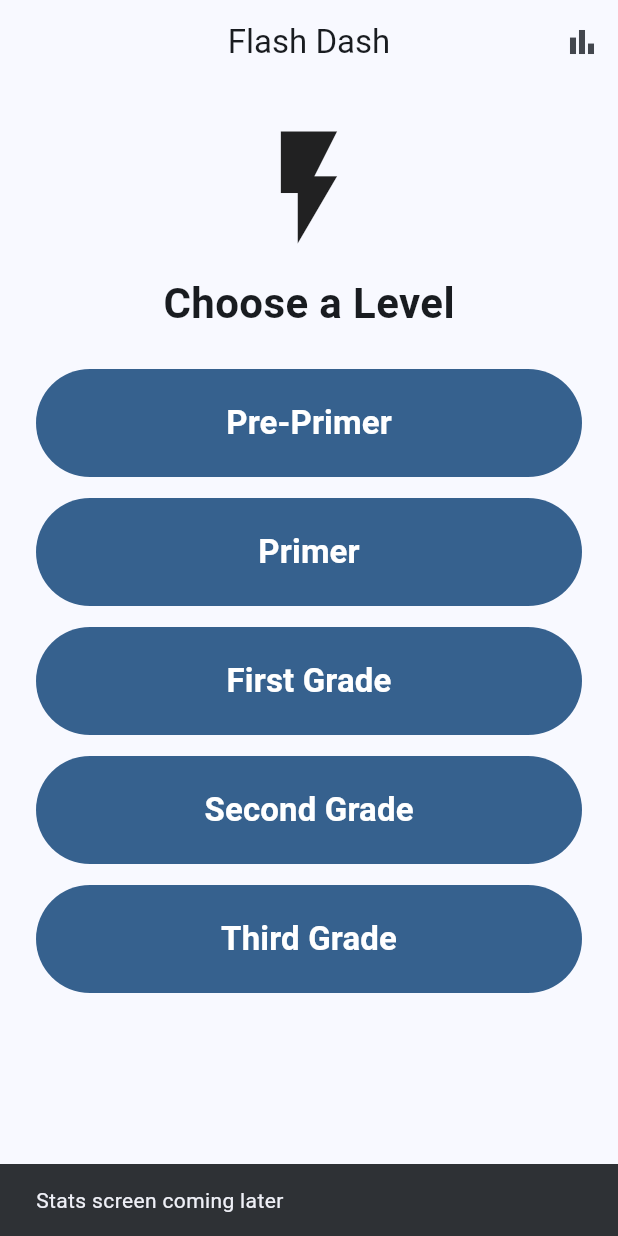
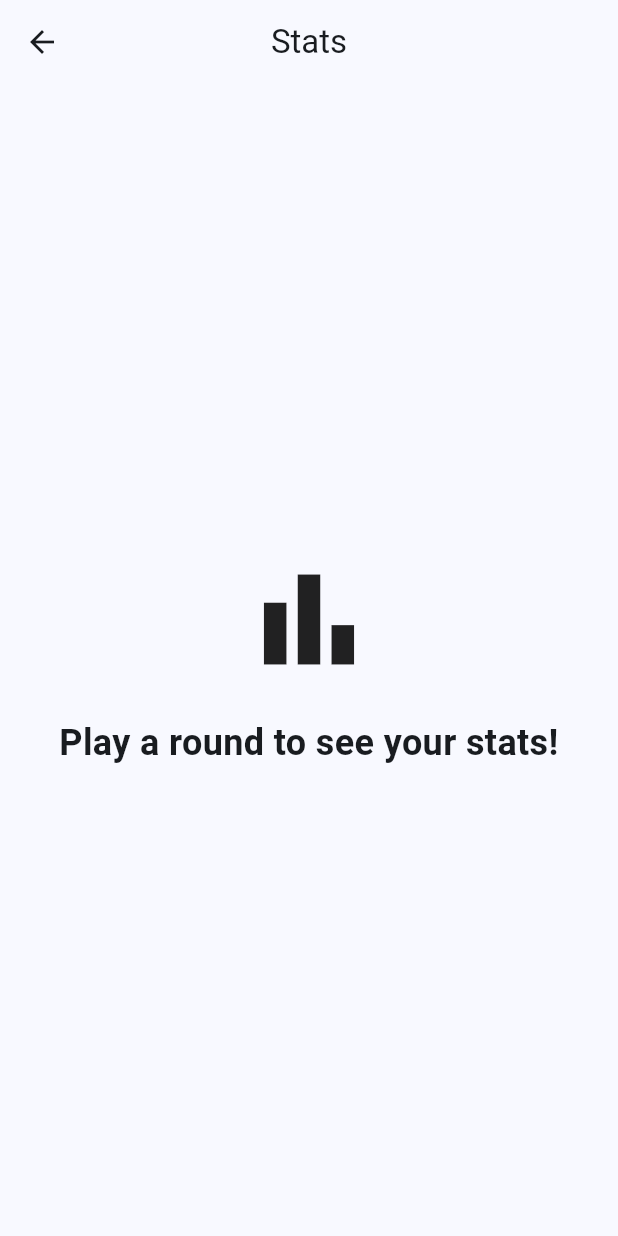
Before and after one commit to klkirk09/4150-Sight-Word-Flash, a Flutter app: the screen it shows after launch, after a tap on the "bar chart" icon, on a phone screen of 412 x 824 dp. Run offline on Flutter 3.47's test engine with Material 3 defaults, Android fonts, the phone set to English and light mode, and no system bars; our stand-ins replace shared_preferences.

Commit message:
Adding persistence and preventing duplicate navigation issue

```diff
--- a/lib/screens/home_screen.dart
+++ b/lib/screens/home_screen.dart
@@ -1,9 +1,64 @@
 import 'package:flutter/material.dart';
+
 import '../data/dolch_words.dart';
 import 'game_screen.dart';
+import 'stats_screen.dart';
 
-class HomeScreen extends StatelessWidget {
+class HomeScreen extends StatefulWidget {
   const HomeScreen({super.key});
+
+  @override
+  State<HomeScreen> createState() => _HomeScreenState();
+}
+
+class _HomeScreenState extends State<HomeScreen> {
+  bool isNavigating = false;
+
+  Future<void> _openGame(String level) async {
+    if (isNavigating) {
+      return;
+    }
+
+    setState(() {
+      isNavigating = true;
+    });
+
+    await Navigator.push(
+      context,
+      MaterialPageRoute(
+        builder: (context) => GameScreen(level: level),
+      ),
+    );
+
+    if (mounted) {
+      setState(() {
+        isNavigating = false;
+      });
+    }
+  }
+
+  Future<void> _openStats() async {
+    if (isNavigating) {
+      return;
+    }
+
+    setState(() {
+      isNavigating = true;
+    });
+
+    await Navigator.push(
+      context,
+      MaterialPageRoute(
+        builder: (context) => const StatsScreen(),
+      ),
+    );
+
+    if (mounted) {
+      setState(() {
+        isNavigating = false;
+      });
+    }
+  }
 
   @override
   Widget build(BuildContext context) {
@@ -15,14 +70,7 @@ class HomeScreen extends StatelessWidget {
         centerTitle: true,
         actions: [
           IconButton(
-            onPressed: () {
-              ScaffoldMessenger.of(context).showSnackBar(
-                const SnackBar(
-                  content: Text('Stats screen coming later'),
-                  duration: Duration(seconds: 1),
-                ),
-              );
-            },
+            onPressed: isNavigating ? null : _openStats,
             icon: const Icon(Icons.bar_chart),
             tooltip: 'Stats',
           ),
@@ -57,14 +105,10 @@ class HomeScreen extends StatelessWidget {
                       width: double.infinity,
                       height: 72,
                       child: FilledButton(
-                        onPressed: () {
-                          Navigator.push(
-                            context,
-                            MaterialPageRoute(
-                              builder: (context) =>
-                                  GameScreen(level: level),
-                            ),
-                          );
+                        onPressed: isNavigating
+                            ? null
+                            : () {
+                          _openGame(level);
                         },
                         child: Text(
                           level,
--- a/lib/screens/stats_screen.dart
+++ b/lib/screens/stats_screen.dart
@@ -0,0 +1,227 @@
+import 'package:flutter/material.dart';
+
+import '../models/score_record.dart';
+import '../services/score_service.dart';
+
+class StatsScreen extends StatefulWidget {
+  const StatsScreen({super.key});
+
+  @override
+  State<StatsScreen> createState() => _StatsScreenState();
+}
+
+class _StatsScreenState extends State<StatsScreen> {
+  final ScoreService scoreService = ScoreService();
+
+  late Future<List<ScoreRecord>> scoresFuture;
+
+  @override
+  void initState() {
+    super.initState();
+    scoresFuture = scoreService.loadScores();
+  }
+
+  int _calculateAverage(List<ScoreRecord> scores) {
+    if (scores.isEmpty) {
+      return 0;
+    }
+
+    final total = scores.fold<int>(
+      0,
+          (sum, record) => sum + record.score,
+    );
+
+    return (total / scores.length).round();
+  }
+
+  int _calculateBest(List<ScoreRecord> scores) {
+    if (scores.isEmpty) {
+      return 0;
+    }
+
+    return scores
+        .map((record) => record.score)
+        .reduce((current, next) => current > next ? current : next);
+  }
+
+  String _formatDate(DateTime date) {
+    return '${date.month}/${date.day}/${date.year}';
+  }
+
+  @override
+  Widget build(BuildContext context) {
+    return Scaffold(
+      appBar: AppBar(
+        title: const Text('Stats'),
+        centerTitle: true,
+      ),
+      body: FutureBuilder<List<ScoreRecord>>(
+        future: scoresFuture,
+        builder: (context, snapshot) {
+          if (snapshot.connectionState == ConnectionState.waiting) {
+            return const Center(
+              child: CircularProgressIndicator(),
+            );
+          }
+
+          if (snapshot.hasError) {
+            return const Center(
+              child: Padding(
+                padding: EdgeInsets.all(24),
+                child: Text(
+                  'Stats could not be loaded.',
+                  textAlign: TextAlign.center,
+                  style: TextStyle(fontSize: 20),
+                ),
+              ),
+            );
+          }
+
+          final scores = snapshot.data ?? [];
+
+          if (scores.isEmpty) {
+            return const Center(
+              child: Padding(
+                padding: EdgeInsets.all(24),
+                child: Column(
+                  mainAxisAlignment: MainAxisAlignment.center,
+                  children: [
+                    Icon(
+                      Icons.bar_chart,
+                      size: 90,
+                    ),
+                    SizedBox(height: 20),
+                    Text(
+                      'Play a round to see your stats!',
+                      textAlign: TextAlign.center,
+                      style: TextStyle(
+                        fontSize: 24,
+                        fontWeight: FontWeight.bold,
+                      ),
+                    ),
+                  ],
+                ),
+              ),
+            );
+          }
+
+          final averageScore = _calculateAverage(scores);
+          final bestScore = _calculateBest(scores);
+          final newestFirst = scores.reversed.toList();
+
+          return SafeArea(
+            child: Padding(
+              padding: const EdgeInsets.all(20),
+              child: Column(
+                children: [
+                  Row(
+                    children: [
+                      Expanded(
+                        child: _StatCard(
+                          label: 'Rounds',
+                          value: '${scores.length}',
+                          icon: Icons.sports_esports,
+                        ),
+                      ),
+                      const SizedBox(width: 12),
+                      Expanded(
+                        child: _StatCard(
+                          label: 'Average',
+                          value: '$averageScore%',
+                          icon: Icons.insights,
+                        ),
+                      ),
+                      const SizedBox(width: 12),
+                      Expanded(
+                        child: _StatCard(
+                          label: 'Best',
+                          value: '$bestScore%',
+                          icon: Icons.emoji_events,
+                        ),
+                      ),
+                    ],
+                  ),
+                  const SizedBox(height: 24),
+                  Align(
+                    alignment: Alignment.centerLeft,
+                    child: Text(
+                      'Score History',
+                      style: Theme.of(context).textTheme.headlineSmall,
+                    ),
+                  ),
+                  const SizedBox(height: 12),
+                  Expanded(
+                    child: ListView.separated(
+                      itemCount: newestFirst.length,
+                      separatorBuilder: (_, _) => const SizedBox(height: 10),
+                      itemBuilder: (context, index) {
+                        final record = newestFirst[index];
+
+                        return Card(
+                          child: ListTile(
+                            leading: CircleAvatar(
+                              child: Text('${record.score}%'),
+                            ),
+                            title: Text(record.level),
+                            subtitle: Text(
+                              '${record.firstTryCorrect} of '
+                                  '${record.totalWords} first try'
+                                  ' • ${_formatDate(record.completedAt)}',
+                            ),
+                            trailing: const Icon(Icons.flash_on),
+                          ),
+                        );
+                      },
+                    ),
+                  ),
+                ],
+              ),
+            ),
+          );
+        },
+      ),
+    );
+  }
+}
+
+class _StatCard extends StatelessWidget {
+  final String label;
+  final String value;
+  final IconData icon;
+
+  const _StatCard({
+    required this.label,
+    required this.value,
+    required this.icon,
+  });
+
+  @override
+  Widget build(BuildContext context) {
+    return Card(
+      child: Padding(
+        padding: const EdgeInsets.symmetric(
+          horizontal: 8,
+          vertical: 16,
+        ),
+        child: Column(
+          children: [
+            Icon(icon, size: 30),
+            const SizedBox(height: 8),
+            Text(
+              value,
+              style: const TextStyle(
+                fontSize: 22,
+                fontWeight: FontWeight.bold,
+              ),
+            ),
+            const SizedBox(height: 4),
+            Text(
+              label,
+              textAlign: TextAlign.center,
+            ),
+          ],
+        ),
+      ),
+    );
+  }
+}
--- a/lib/services/score_service.dart
+++ b/lib/services/score_service.dart
@@ -0,0 +1,38 @@
+import 'dart:convert';
+
+import 'package:shared_preferences/shared_preferences.dart';
+
+import '../models/score_record.dart';
+
+class ScoreService {
+  static const String _scoresKey = 'score_history';
+
+  Future<List<ScoreRecord>> loadScores() async {
+    final preferences = await SharedPreferences.getInstance();
+    final savedScores = preferences.getStringList(_scoresKey) ?? [];
+
+    final scores = <ScoreRecord>[];
+
+    for (final savedScore in savedScores) {
+      try {
+        final decodedScore = jsonDecode(savedScore) as Map<String, dynamic>;
+        scores.add(ScoreRecord.fromJson(decodedScore));
+      } catch (_) {
+        // Ignore damaged score entries instead of crashing the app.
+      }
+    }
+
+    return scores;
+  }
+
+  Future<void> saveScore(ScoreRecord scoreRecord) async {
+    final preferences = await SharedPreferences.getInstance();
+    final savedScores = preferences.getStringList(_scoresKey) ?? [];
+
+    savedScores.add(
+      jsonEncode(scoreRecord.toJson()),
+    );
+
+    await preferences.setStringList(_scoresKey, savedScores);
+  }
+}
```
Also changed, not shown: lib/screens/game_screen.dart (+34 -7 lines).
